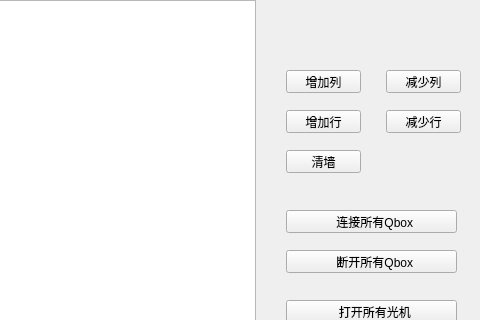
Qt form osd/deviceswnd.ui (jpcstpj7281/gameseer) before a commit; both pictures show x 544 to 1024 and y 0 to 320 of the 1024 by 768 pixel window.
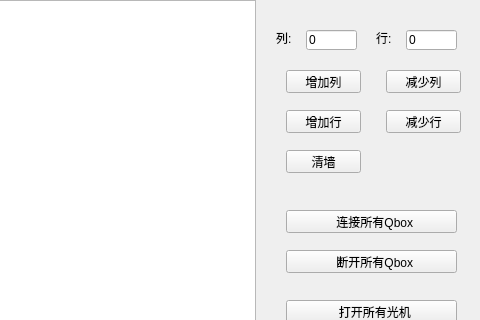
The same form after that commit.

```diff
--- a/osd/deviceswnd.ui
+++ b/osd/deviceswnd.ui
@@ -246,6 +246,58 @@
     <string>光机检测</string>
    </property>
   </widget>
+  <widget class="QLineEdit" name="leColNum">
+   <property name="geometry">
+    <rect>
+     <x>850</x>
+     <y>30</y>
+     <width>51</width>
+     <height>20</height>
+    </rect>
+   </property>
+   <property name="text">
+    <string>0</string>
+   </property>
+  </widget>
+  <widget class="QLineEdit" name="leRowNum">
+   <property name="geometry">
+    <rect>
+     <x>950</x>
+     <y>30</y>
+     <width>51</width>
+     <height>20</height>
+    </rect>
+   </property>
+   <property name="text">
+    <string>0</string>
+   </property>
+  </widget>
+  <widget class="QLabel" name="lColNum">
+   <property name="geometry">
+    <rect>
+     <x>820</x>
+     <y>30</y>
+     <width>31</width>
+     <height>16</height>
+    </rect>
+   </property>
+   <property name="text">
+    <string>列:</string>
+   </property>
+  </widget>
+  <widget class="QLabel" name="lRowNum">
+   <property name="geometry">
+    <rect>
+     <x>920</x>
+     <y>30</y>
+     <width>31</width>
+     <height>16</height>
+    </rect>
+   </property>
+   <property name="text">
+    <string>行:</string>
+   </property>
+  </widget>
   <zorder>tableDevices</zorder>
   <zorder>incrRow</zorder>
   <zorder>decrRow</zorder>
```
Left out of the diff: 4 changed lines with no effect on the pictures.
